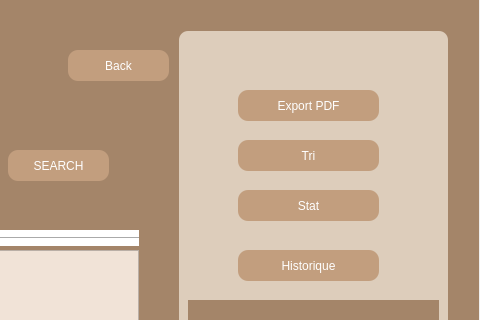
Projet-CPP-2A6/projetQT, file mainwindow.ui: the form before one commit; both pictures show x 862 to 1342 and y 0 to 320 of the 1342 by 716 pixel window.
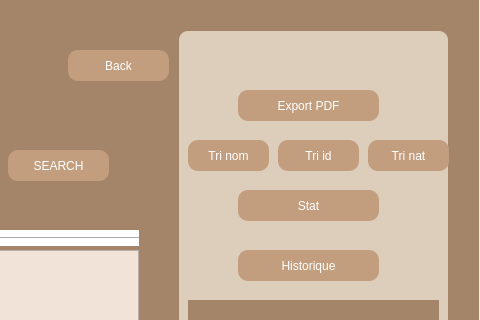
The form after the commit.

```diff
--- a/mainwindow.ui
+++ b/mainwindow.ui
@@ -734,9 +734,9 @@
      <widget class="QPushButton" name="tri_r">
       <property name="geometry">
        <rect>
-        <x>60</x>
+        <x>10</x>
         <y>110</y>
-        <width>141</width>
+        <width>81</width>
         <height>31</height>
        </rect>
       </property>
@@ -756,7 +756,7 @@
 }</string>
       </property>
       <property name="text">
-       <string>Tri</string>
+       <string>Tri nom</string>
       </property>
      </widget>
      <widget class="QPushButton" name="historique_r">
@@ -850,6 +850,62 @@
        <string notr="true">background-color: rgb(255, 255, 255);</string>
       </property>
      </widget>
+     <widget class="QPushButton" name="tri_r_id">
+      <property name="geometry">
+       <rect>
+        <x>100</x>
+        <y>110</y>
+        <width>81</width>
+        <height>31</height>
+       </rect>
+      </property>
+      <property name="styleSheet">
+       <string notr="true">QPushButton
+{
+border-radius:10px;
+background-color:#C29E7E;
+color:white;
+}
+QPushButton:pressed{
+padding-left:5px;
+padding-top:5px;
+background-color: #C29E7E;
+
+
+}</string>
+      </property>
+      <property name="text">
+       <string>Tri id</string>
+      </property>
+     </widget>
+     <widget class="QPushButton" name="tri_r_id_2">
+      <property name="geometry">
+       <rect>
+        <x>190</x>
+        <y>110</y>
+        <width>81</width>
+        <height>31</height>
+       </rect>
+      </property>
+      <property name="styleSheet">
+       <string notr="true">QPushButton
+{
+border-radius:10px;
+background-color:#C29E7E;
+color:white;
+}
+QPushButton:pressed{
+padding-left:5px;
+padding-top:5px;
+background-color: #C29E7E;
+
+
+}</string>
+      </property>
+      <property name="text">
+       <string>Tri nat</string>
+      </property>
+     </widget>
     </widget>
     <widget class="QLabel" name="label_3">
      <property name="geometry">
```
Left out of the diff: 2 changed lines with no effect on the pictures.
